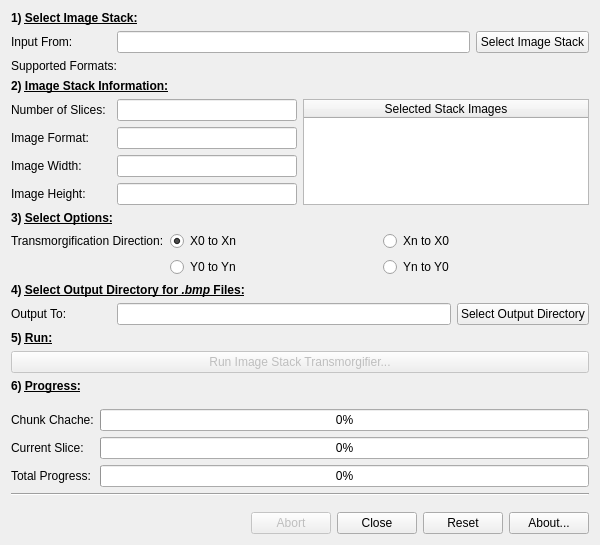
Qt form mainwindow.ui (alanspencer/ImageStackTransmogrifier) before a commit.
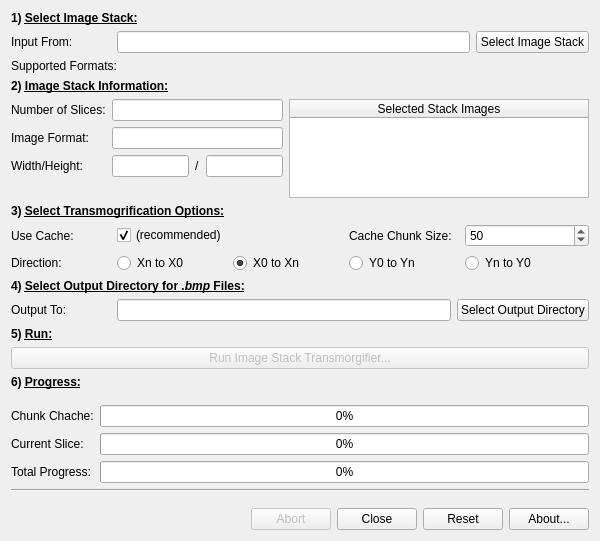
The same form after that commit.

Commit message: Added Caching/Chunking options to GUI

Diff of the .ui file:
```diff
--- a/mainwindow.ui
+++ b/mainwindow.ui
@@ -7,7 +7,7 @@
     <x>0</x>
     <y>0</y>
     <width>600</width>
-    <height>514</height>
+    <height>541</height>
    </rect>
   </property>
   <property name="windowTitle">
@@ -76,7 +76,7 @@
      </widget>
     </item>
     <item>
-     <layout class="QHBoxLayout" name="horizontalLayout_3">
+     <layout class="QHBoxLayout" name="horizontalLayout_3" stretch="0,0">
       <property name="leftMargin">
        <number>0</number>
       </property>
@@ -87,10 +87,24 @@
        <number>0</number>
       </property>
       <item>
-       <layout class="QGridLayout" name="gridLayout_3" columnminimumwidth="100,0">
+       <layout class="QGridLayout" name="gridLayout_3">
         <property name="topMargin">
          <number>0</number>
         </property>
+        <item row="1" column="1">
+         <widget class="QLineEdit" name="imageFormat">
+          <property name="readOnly">
+           <bool>true</bool>
+          </property>
+         </widget>
+        </item>
+        <item row="2" column="0">
+         <widget class="QLabel" name="label_5">
+          <property name="text">
+           <string>Width/Height:</string>
+          </property>
+         </widget>
+        </item>
         <item row="1" column="0">
          <widget class="QLabel" name="label_4">
           <property name="text">
@@ -105,20 +119,6 @@
           </property>
          </widget>
         </item>
-        <item row="2" column="0">
-         <widget class="QLabel" name="label_5">
-          <property name="text">
-           <string>Image Width:</string>
-          </property>
-         </widget>
-        </item>
-        <item row="1" column="1">
-         <widget class="QLineEdit" name="imageFormat">
-          <property name="readOnly">
-           <bool>true</bool>
-          </property>
-         </widget>
-        </item>
         <item row="0" column="0">
          <widget class="QLabel" name="label_3">
           <property name="text">
@@ -126,31 +126,57 @@
           </property>
          </widget>
         </item>
-        <item row="3" column="0">
-         <widget class="QLabel" name="label_7">
-          <property name="text">
-           <string>Image Height:</string>
-          </property>
-         </widget>
-        </item>
         <item row="2" column="1">
-         <widget class="QLineEdit" name="imageWidth">
-          <property name="readOnly">
-           <bool>true</bool>
+         <layout class="QHBoxLayout" name="horizontalLayout_2">
+          <property name="topMargin">
+           <number>0</number>
           </property>
-         </widget>
+          <item>
+           <widget class="QLineEdit" name="imageHeight">
+            <property name="readOnly">
+             <bool>true</bool>
+            </property>
+           </widget>
+          </item>
+          <item>
+           <widget class="QLabel" name="label_7">
+            <property name="text">
+             <string>/</string>
+            </property>
+           </widget>
+          </item>
+          <item>
+           <widget class="QLineEdit" name="imageWidth">
+            <property name="readOnly">
+             <bool>true</bool>
+            </property>
+           </widget>
+          </item>
+         </layout>
         </item>
-        <item row="3" column="1">
-         <widget class="QLineEdit" name="imageHeight">
-          <property name="readOnly">
-           <bool>true</bool>
+        <item row="3" column="0">
+         <spacer name="verticalSpacer">
+          <property name="orientation">
+           <enum>Qt::Vertical</enum>
           </property>
-         </widget>
+          <property name="sizeHint" stdset="0">
+           <size>
+            <width>20</width>
+            <height>40</height>
+           </size>
+          </property>
+         </spacer>
         </item>
        </layout>
       </item>
       <item>
        <widget class="QTableWidget" name="selectedStackFiles">
+        <property name="minimumSize">
+         <size>
+          <width>300</width>
+          <height>0</height>
+         </size>
+        </property>
         <property name="editTriggers">
          <set>QAbstractItemView::NoEditTriggers</set>
         </property>
@@ -175,69 +201,92 @@
     <item>
      <widget class="QLabel" name="label_8">
       <property name="text">
-       <string>&lt;html&gt;&lt;head/&gt;&lt;body&gt;&lt;p&gt;&lt;span style=&quot; font-weight:600;&quot;&gt;3) &lt;/span&gt;&lt;span style=&quot; font-weight:600; text-decoration: underline;&quot;&gt;Select Options:&lt;/span&gt;&lt;/p&gt;&lt;/body&gt;&lt;/html&gt;</string>
+       <string>&lt;html&gt;&lt;head/&gt;&lt;body&gt;&lt;p&gt;&lt;span style=&quot; font-weight:600;&quot;&gt;3) &lt;/span&gt;&lt;span style=&quot; font-weight:600; text-decoration: underline;&quot;&gt;Select Transmogrification Options:&lt;/span&gt;&lt;/p&gt;&lt;/body&gt;&lt;/html&gt;</string>
       </property>
      </widget>
     </item>
     <item>
-     <layout class="QFormLayout" name="formLayout_2">
-      <property name="leftMargin">
-       <number>0</number>
-      </property>
+     <layout class="QGridLayout" name="gridLayout_6" columnstretch="0,0,0,0,1" columnminimumwidth="100,110,110,110,0">
       <property name="topMargin">
        <number>0</number>
       </property>
-      <property name="bottomMargin">
-       <number>0</number>
-      </property>
-      <item row="0" column="0">
+      <item row="1" column="3">
+       <widget class="QRadioButton" name="directionY0toYn">
+        <property name="text">
+         <string>Y0 to Yn</string>
+        </property>
+       </widget>
+      </item>
+      <item row="1" column="2">
+       <widget class="QRadioButton" name="directionX0toXn">
+        <property name="text">
+         <string>X0 to Xn</string>
+        </property>
+        <property name="checked">
+         <bool>true</bool>
+        </property>
+       </widget>
+      </item>
+      <item row="1" column="0">
        <widget class="QLabel" name="label_9">
         <property name="text">
-         <string>Transmorgification Direction:</string>
+         <string>Direction:</string>
         </property>
        </widget>
       </item>
-      <item row="0" column="1">
-       <layout class="QHBoxLayout" name="horizontalLayout_2">
-        <item>
-         <widget class="QRadioButton" name="directionX0toXn">
-          <property name="text">
-           <string>X0 to Xn</string>
-          </property>
-          <property name="checked">
-           <bool>true</bool>
-          </property>
-         </widget>
-        </item>
-        <item>
-         <widget class="QRadioButton" name="directionXntoX0">
-          <property name="text">
-           <string>Xn to X0</string>
-          </property>
-         </widget>
-        </item>
-       </layout>
-      </item>
       <item row="1" column="1">
-       <layout class="QHBoxLayout" name="horizontalLayout_4">
-        <property name="topMargin">
-         <number>0</number>
+       <widget class="QRadioButton" name="directionXntoX0">
+        <property name="text">
+         <string>Xn to X0</string>
         </property>
-        <item>
-         <widget class="QRadioButton" name="directionY0toYn">
-          <property name="text">
-           <string>Y0 to Yn</string>
-          </property>
-         </widget>
-        </item>
-        <item>
-         <widget class="QRadioButton" name="directionYntoY0">
-          <property name="text">
-           <string>Yn to Y0</string>
-          </property>
-         </widget>
-        </item>
-       </layout>
+       </widget>
+      </item>
+      <item row="1" column="4">
+       <widget class="QRadioButton" name="directionYntoY0">
+        <property name="text">
+         <string>Yn to Y0</string>
+        </property>
+       </widget>
+      </item>
+      <item row="0" column="4">
+       <widget class="QSpinBox" name="cacheChuckSize">
+        <property name="minimum">
+         <number>10</number>
+        </property>
+        <property name="maximum">
+         <number>100</number>
+        </property>
+        <property name="singleStep">
+         <number>10</number>
+        </property>
+        <property name="value">
+         <number>50</number>
+        </property>
+       </widget>
+      </item>
+      <item row="0" column="3">
+       <widget class="QLabel" name="label_16">
+        <property name="text">
+         <string>Cache Chunk Size:</string>
+        </property>
+       </widget>
+      </item>
+      <item row="0" column="0">
+       <widget class="QLabel" name="label_19">
+        <property name="text">
+         <string>Use Cache:</string>
+        </property>
+       </widget>
+      </item>
+      <item row="0" column="1">
+       <widget class="QCheckBox" name="useCache">
+        <property name="text">
+         <string>(recommended)</string>
+        </property>
+        <property name="checked">
+         <bool>true</bool>
+        </property>
+       </widget>
       </item>
      </layout>
     </item>
```
The commit also changes 2 other files.
